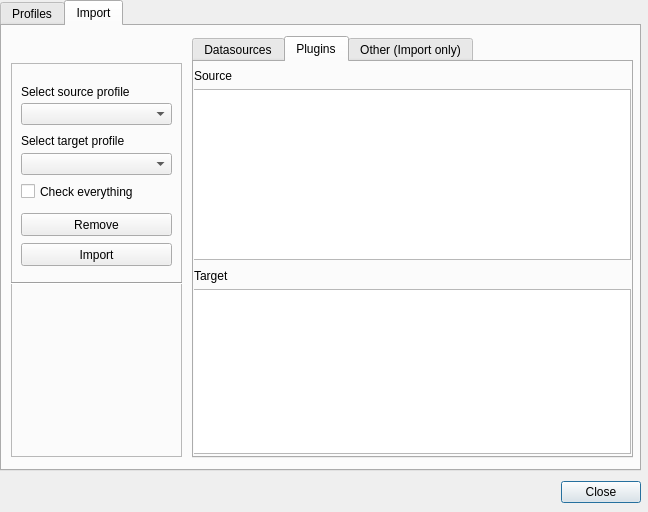
WhereGroup/profile-manager, file profile_manager_dialog_base.ui: the form before one commit.
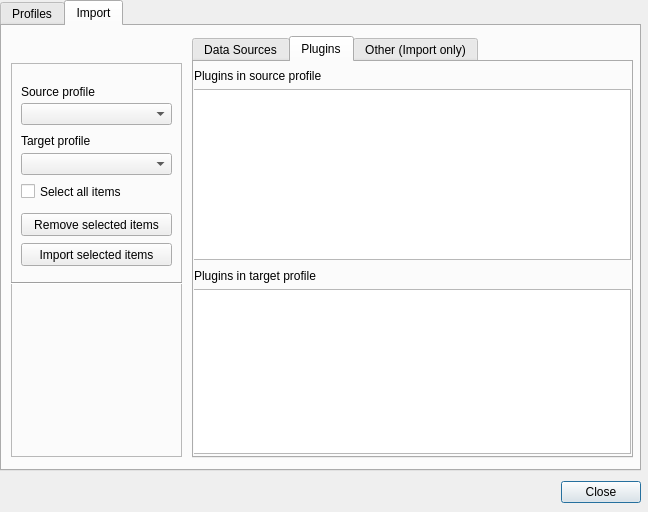
The form after the commit. The open tabs and pages were chosen to show the change.

Commit message: Adjust texts in main dialog

The edit to the form file:
```diff
--- a/profile_manager_dialog_base.ui
+++ b/profile_manager_dialog_base.ui
@@ -179,7 +179,7 @@
        </rect>
       </property>
       <property name="text">
-       <string>Import</string>
+       <string>Import selected items</string>
       </property>
      </widget>
      <widget class="QComboBox" name="comboBoxNamesSource">
@@ -202,7 +202,7 @@
        </rect>
       </property>
       <property name="text">
-       <string>Select source profile</string>
+       <string>Source profile</string>
       </property>
      </widget>
      <widget class="QPushButton" name="removeSourcesButton">
@@ -215,7 +215,7 @@
        </rect>
       </property>
       <property name="text">
-       <string>Remove</string>
+       <string>Remove selected items</string>
       </property>
      </widget>
      <widget class="QLabel" name="choseProfileLabel">
@@ -228,7 +228,7 @@
        </rect>
       </property>
       <property name="text">
-       <string>Select target profile</string>
+       <string>Target profile</string>
       </property>
      </widget>
      <widget class="QComboBox" name="comboBoxNamesTarget">
@@ -264,7 +264,7 @@
        </rect>
       </property>
       <property name="text">
-       <string>Check everything</string>
+       <string>Select all items</string>
       </property>
      </widget>
     </widget>
@@ -282,7 +282,7 @@
      </property>
      <widget class="QWidget" name="tab_inner_datasources">
       <attribute name="title">
-       <string>Datasources</string>
+       <string>Data Sources</string>
       </attribute>
       <widget class="QTreeWidget" name="treeWidgetTarget">
        <property name="geometry">
@@ -344,12 +344,12 @@
         <rect>
          <x>0</x>
          <y>5</y>
-         <width>67</width>
+         <width>431</width>
          <height>17</height>
         </rect>
        </property>
        <property name="text">
-        <string>Source</string>
+        <string>Plugins in source profile</string>
        </property>
       </widget>
       <widget class="QLabel" name="label_6">
@@ -357,12 +357,12 @@
         <rect>
          <x>0</x>
          <y>205</y>
-         <width>67</width>
+         <width>431</width>
          <height>17</height>
         </rect>
        </property>
        <property name="text">
-        <string>Target</string>
+        <string>Plugins in target profile</string>
        </property>
       </widget>
      </widget>
```
Left out of the diff: 8 changed lines with no effect on the pictures.
